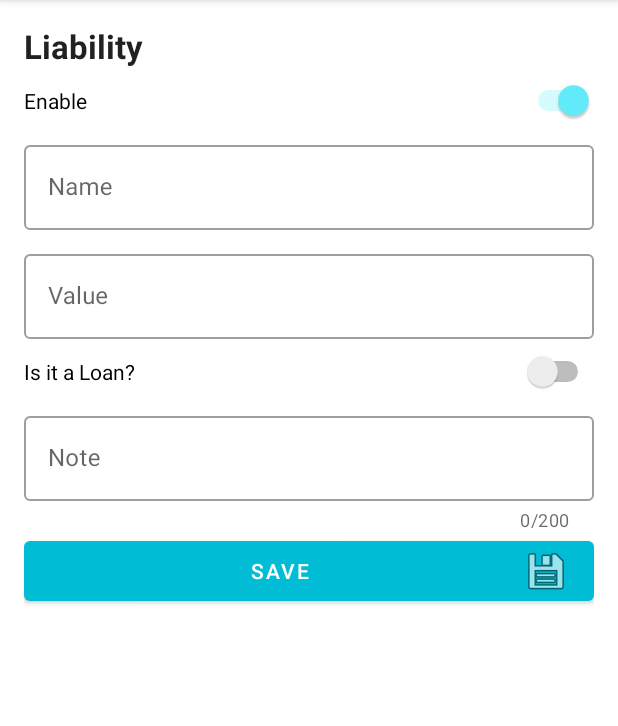
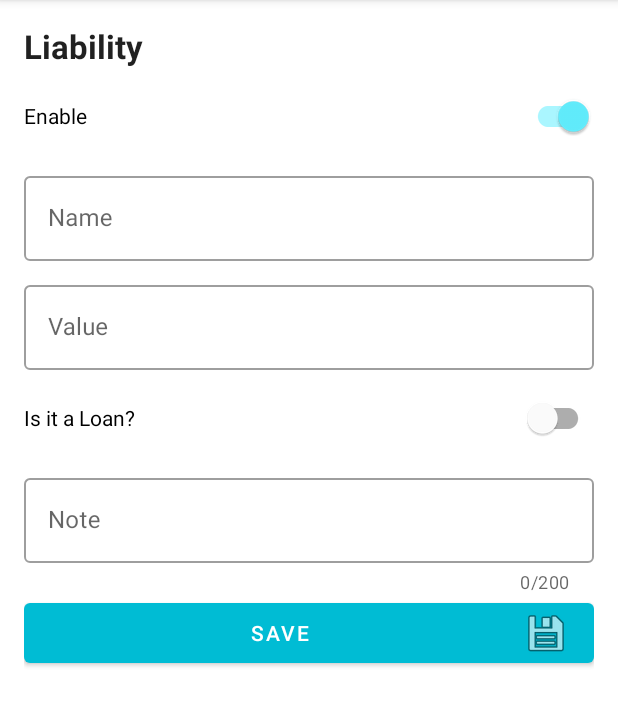
Before and after one commit to SanketGuru/MyWorth, an Android app: the fragment AddEditLiabilityFragment placed in its activity, on a phone screen of 412 x 824 dp, the part 84-810 px from its top. Run offline under Robolectric (Android 15) with nearby library versions, the phone set to English and light mode, and no system bars; our stand-ins replace Room's generated code.

```diff
--- a/app/src/main/res/layout/fragment_add_edit_liability.xml
+++ b/app/src/main/res/layout/fragment_add_edit_liability.xml
@@ -40,7 +40,7 @@
 
         </LinearLayout>
 
-        <Switch
+        <com.google.android.material.switchmaterial.SwitchMaterial
             android:id="@+id/sw_enable"
             android:layout_width="match_parent"
             android:layout_height="wrap_content"
@@ -122,7 +122,7 @@
 
             />
 
-        <Switch
+        <com.google.android.material.switchmaterial.SwitchMaterial
             android:id="@+id/sw_emi"
             android:layout_width="match_parent"
             android:layout_height="wrap_content"
```
